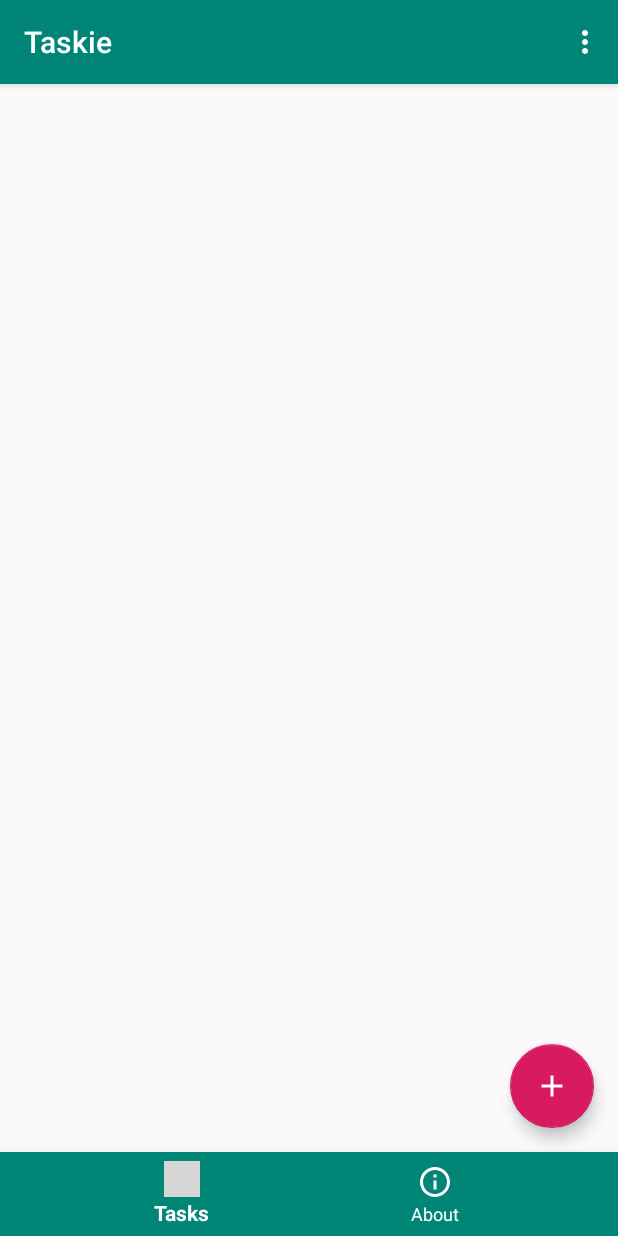
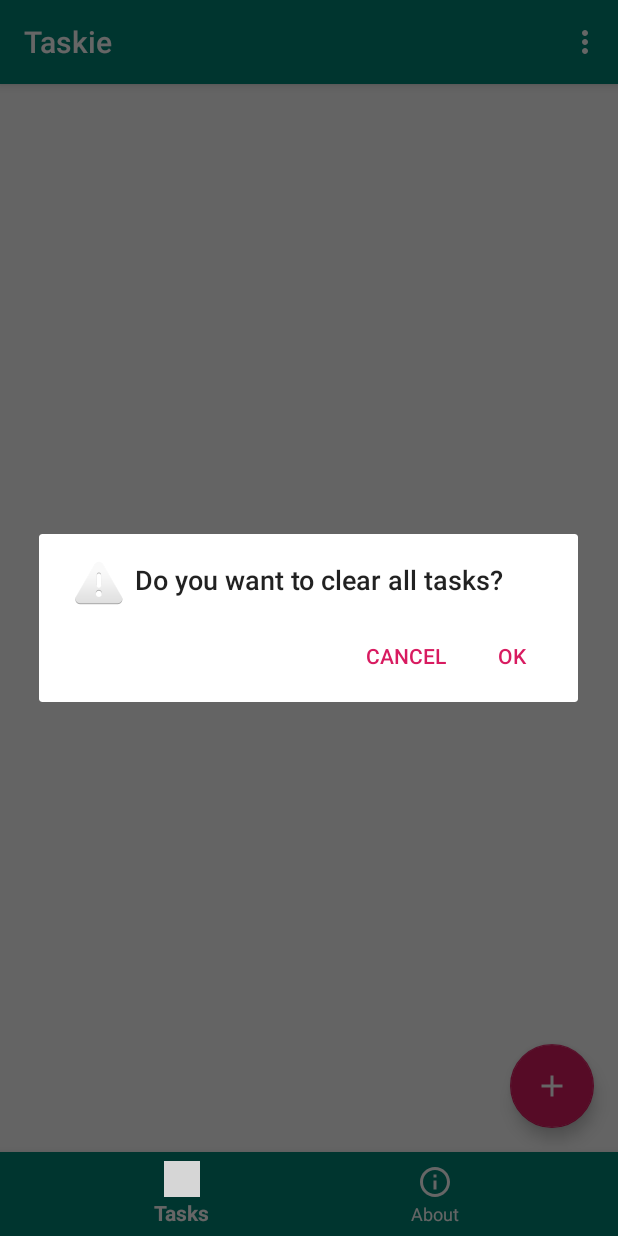
Before and after one commit to JosipMarkovic20/Koin_Homework9, an Android app: the screen it shows after launch (MainActivity), in the options menu, after a tap on "Delete all tasks", on a phone screen of 412 x 824 dp. Run offline under Robolectric (Android 15) with nearby library versions, the phone set to English and light mode, and no system bars; our stand-ins replace Room's generated code; 4 statements that could not run were skipped; grey boxes are pictures that could not be loaded.

Commit message:
Homework finished

```diff
--- a/app/src/main/java/hr/ferit/brunozoric/taskie/ui/activities/ContainerActivity.kt
+++ b/app/src/main/java/hr/ferit/brunozoric/taskie/ui/activities/ContainerActivity.kt
@@ -1,13 +1,11 @@
 package hr.ferit.brunozoric.taskie.ui.activities
 
 import android.view.View
-import androidx.fragment.app.Fragment
 import hr.ferit.brunozoric.taskie.R
 import hr.ferit.brunozoric.taskie.common.EXTRA_SCREEN_TYPE
 import hr.ferit.brunozoric.taskie.common.EXTRA_TASK_ID
 import hr.ferit.brunozoric.taskie.ui.activities.base.BaseActivity
 import hr.ferit.brunozoric.taskie.ui.fragments.TaskDetailsFragment
-import hr.ferit.brunozoric.taskie.ui.fragments.TasksFragment
 import kotlinx.android.synthetic.main.activity_main.*
 
 class ContainerActivity: BaseActivity() {
--- a/app/src/main/java/hr/ferit/brunozoric/taskie/ui/adapters/TaskHolder.kt
+++ b/app/src/main/java/hr/ferit/brunozoric/taskie/ui/adapters/TaskHolder.kt
@@ -21,5 +21,4 @@ class TaskHolder(override val containerView: View) : RecyclerView.ViewHolder(con
         DrawableCompat.setTint(wrapDrawable, ContextCompat.getColor(containerView.context, task.priority.getColor()))
     }
 
-
 }
--- a/app/src/main/java/hr/ferit/brunozoric/taskie/ui/adapters/TaskPagerAdapter.kt
+++ b/app/src/main/java/hr/ferit/brunozoric/taskie/ui/adapters/TaskPagerAdapter.kt
@@ -18,6 +18,7 @@ class TaskPagerAdapter(fm: FragmentManager): FragmentPagerAdapter(fm) {
         }
     }
 
+
     override fun getPageTitle(position: Int): CharSequence? {
         var title: String? = null
         if (position == 0) {
--- a/app/src/main/java/hr/ferit/brunozoric/taskie/ui/fragments/PagerFragment.kt
+++ b/app/src/main/java/hr/ferit/brunozoric/taskie/ui/fragments/PagerFragment.kt
@@ -11,11 +11,6 @@ import kotlinx.android.synthetic.main.pager.*
 import androidx.viewpager.widget.PagerAdapter
 import androidx.viewpager.widget.ViewPager
 import com.google.android.material.tabs.TabLayout
-
-
-
-
-
 
 
 
--- a/app/src/main/java/hr/ferit/brunozoric/taskie/ui/fragments/TasksFragment.kt
+++ b/app/src/main/java/hr/ferit/brunozoric/taskie/ui/fragments/TasksFragment.kt
@@ -7,6 +7,7 @@ import android.view.MenuInflater
 import android.view.MenuItem
 import android.view.View
 import android.widget.SimpleAdapter
+import androidx.appcompat.app.AlertDialog
 import androidx.core.app.ActivityCompat.recreate
 import androidx.fragment.app.Fragment
 import androidx.recyclerview.widget.ItemTouchHelper
@@ -48,9 +49,7 @@ class TasksFragment : BaseFragment(), AddTaskFragmentDialog.TaskAddedListener {
             override fun onSwiped(viewHolder: RecyclerView.ViewHolder, direction: Int) {
                 val position = viewHolder.adapterPosition
                 val task = adapter.getTaskAtPosition(position)
-                repository.deleteTaskBy(task)
-                adapter.removeAt(position)
-
+                showDeleteTaskDialog(task, position)
             }
         }
         val itemTouchHelper = ItemTouchHelper(swipeHandler)
@@ -59,6 +58,26 @@ class TasksFragment : BaseFragment(), AddTaskFragmentDialog.TaskAddedListener {
 
     private fun initListeners() {
         addTask.setOnClickListener { addTask() }
+    }
+
+    private fun showDeleteTaskDialog(task: Task, position: Int){
+        AlertDialog.Builder(context!!)
+            .setTitle(getString(R.string.delete_task_dialog))
+            .setIcon(android.R.drawable.ic_dialog_alert)
+            .setPositiveButton(android.R.string.yes) { _, _ ->
+                repository.deleteTaskBy(task)
+                adapter.removeAt(position) }
+            .setNegativeButton(android.R.string.no, null).show()
+        refreshTasks()
+    }
+
+    private fun showClearAllTasksDialog(){
+        AlertDialog.Builder(context!!)
+            .setTitle(getString(R.string.delete_all_tasks_dialog))
+            .setIcon(android.R.drawable.ic_dialog_alert)
+            .setPositiveButton(android.R.string.yes) { _, _ -> clearAllTasks()}
+            .setNegativeButton(android.R.string.no, null).show()
+        refreshTasks()
     }
 
     private fun onItemSelected(task: Task){
@@ -101,7 +120,7 @@ class TasksFragment : BaseFragment(), AddTaskFragmentDialog.TaskAddedListener {
                 sortByPriority()
             }
             R.id.deleteMenuItem -> {
-                clearAllTasks()
+                showClearAllTasksDialog()
             }
         }
         return super.onOptionsItemSelected(item)
@@ -124,7 +143,6 @@ class TasksFragment : BaseFragment(), AddTaskFragmentDialog.TaskAddedListener {
         val data: MutableList<Task> = mutableListOf()
         adapter.setData(data)
         noData.visible()
-
     }
 
     companion object {
--- a/app/src/main/res/layout/pager.xml
+++ b/app/src/main/res/layout/pager.xml
@@ -20,7 +20,4 @@
             android:layout_height="wrap_content"
             app:layout_constraintTop_toBottomOf="@id/tabLayout"/>
 
-
-
-
 </androidx.constraintlayout.widget.ConstraintLayout>
--- a/app/src/main/res/values/strings.xml
+++ b/app/src/main/res/values/strings.xml
@@ -22,4 +22,6 @@
     <string name="edit_task_description">Enter new task description</string>
     <string name="sort_by_priority">Sort by priority</string>
     <string name="delete_all_tasks">Delete all tasks</string>
+    <string name="delete_all_tasks_dialog">Do you want to clear all tasks?</string>
+    <string name="delete_task_dialog">Do you want to delete selected task?</string>
 </resources>
```
